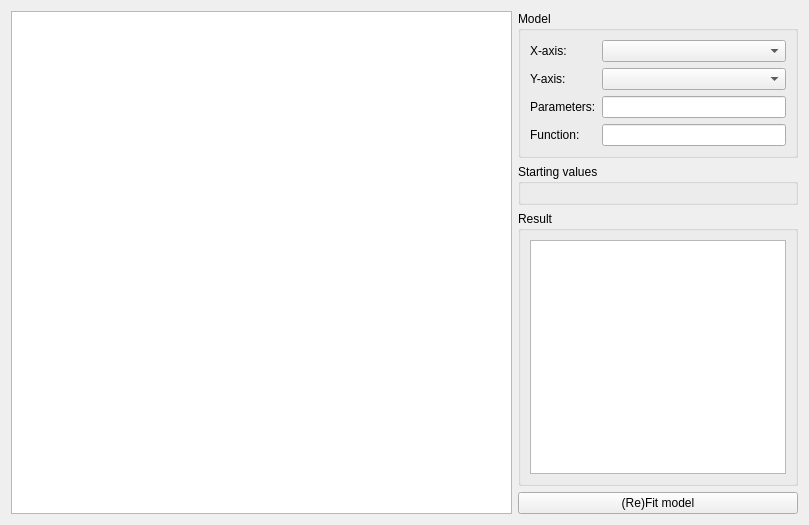
This is plot_tab.ui in davidfokkema/tailor as Qt 5 draws it before an edit. The edited form follows.
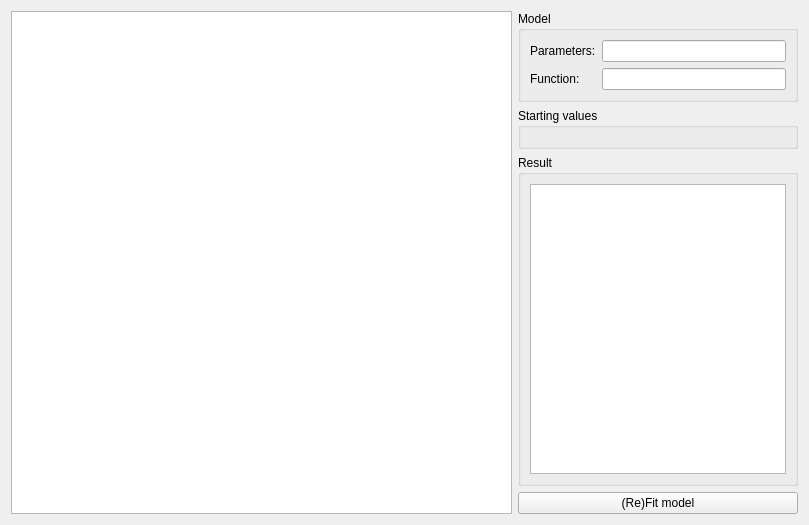
This is the edited form. Custom widgets are drawn as their Qt base class.

Commit message: WIP: automagically determining fit parameters

Diff of the .ui file:
```diff
--- a/plot_tab.ui
+++ b/plot_tab.ui
@@ -26,43 +26,23 @@
        </property>
        <layout class="QFormLayout" name="formLayout_4">
         <item row="0" column="0">
-         <widget class="QLabel" name="xAxisLabel">
-          <property name="text">
-           <string>X-axis:</string>
-          </property>
-         </widget>
-        </item>
-        <item row="0" column="1">
-         <widget class="QComboBox" name="model_x"/>
-        </item>
-        <item row="1" column="0">
-         <widget class="QLabel" name="yAxisLabel">
-          <property name="text">
-           <string>Y-axis:</string>
-          </property>
-         </widget>
-        </item>
-        <item row="1" column="1">
-         <widget class="QComboBox" name="model_y"/>
-        </item>
-        <item row="2" column="0">
          <widget class="QLabel" name="parametersLabel">
           <property name="text">
            <string>Parameters:</string>
           </property>
          </widget>
         </item>
-        <item row="2" column="1">
+        <item row="0" column="1">
          <widget class="QLineEdit" name="parameters_box"/>
         </item>
-        <item row="3" column="0">
+        <item row="1" column="0">
          <widget class="QLabel" name="label">
           <property name="text">
            <string>Function:</string>
           </property>
          </widget>
         </item>
-        <item row="3" column="1">
+        <item row="1" column="1">
          <widget class="QLineEdit" name="model_func"/>
         </item>
        </layout>
@@ -83,7 +63,7 @@
        </property>
        <layout class="QVBoxLayout" name="verticalLayout">
         <item>
-         <widget class="QTextBrowser" name="result_box"/>
+         <widget class="QPlainTextEdit" name="result_box"/>
         </item>
        </layout>
       </widget>
```
The commit also changes 1 other file.
